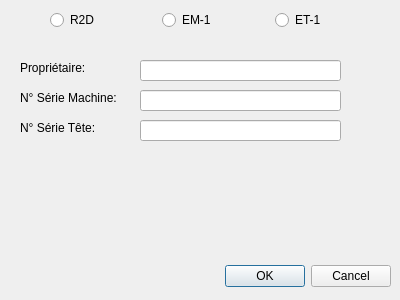
Qt form machineselector.ui (catslab/Torque-Monitor) before a commit.
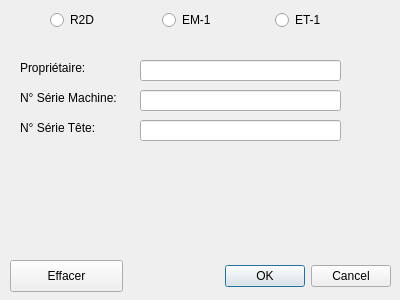
The same form after that commit.

Diff of the .ui file:
```diff
--- a/machineselector.ui
+++ b/machineselector.ui
@@ -131,6 +131,19 @@
     </rect>
    </property>
   </widget>
+  <widget class="QPushButton" name="effacerButton">
+   <property name="geometry">
+    <rect>
+     <x>10</x>
+     <y>260</y>
+     <width>113</width>
+     <height>32</height>
+    </rect>
+   </property>
+   <property name="text">
+    <string>Effacer</string>
+   </property>
+  </widget>
  </widget>
  <resources/>
  <connections>
```
Left out of the diff: 12 changed lines with no effect on the pictures.
